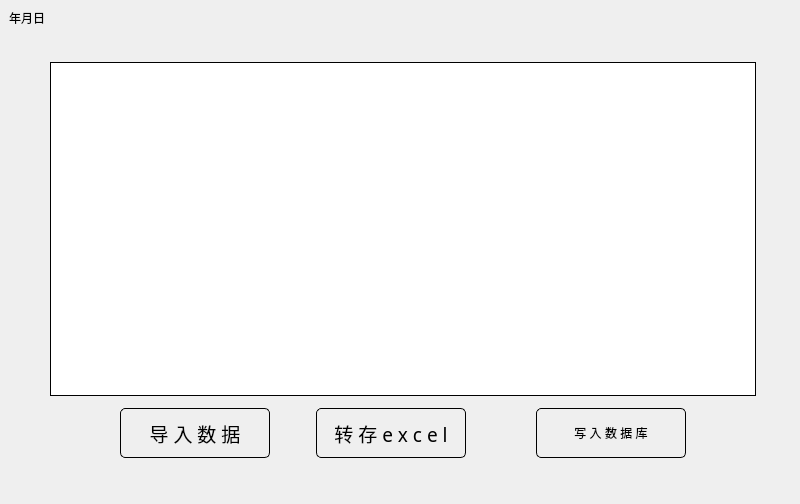
The window that View/ReaderBaseInfoUI.ui (we1019000306/drillProjectBaseInfoReader) describes before a commit, drawn with Qt 5.
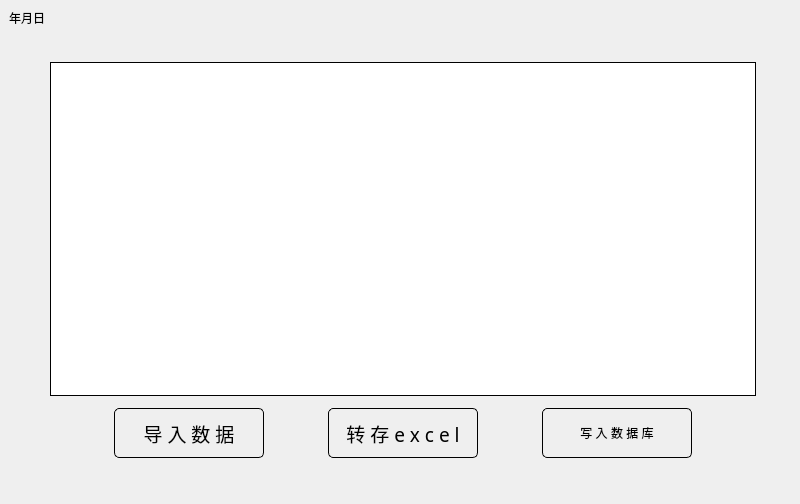
The same window after the commit. Icons and pictures are not drawn.

```diff
--- a/View/ReaderBaseInfoUI.ui
+++ b/View/ReaderBaseInfoUI.ui
@@ -142,7 +142,7 @@
             <enum>Qt::Horizontal</enum>
            </property>
            <property name="sizeType">
-            <enum>QSizePolicy::Fixed</enum>
+            <enum>QSizePolicy::Expanding</enum>
            </property>
            <property name="sizeHint" stdset="0">
             <size>
```
